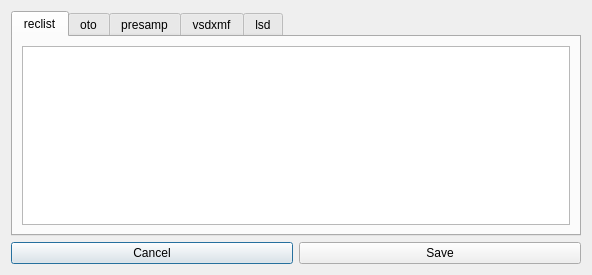
RibosomeK/new_cvvc_generator, file ui_files/preview_dialog.ui: the form before one commit.
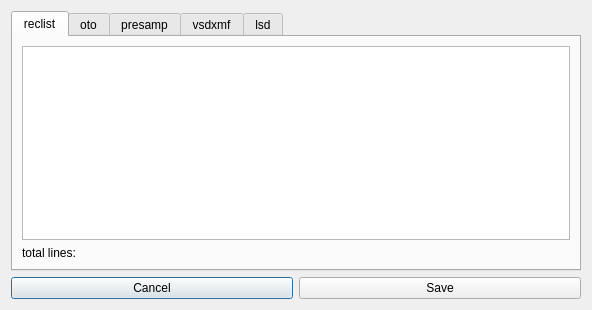
The form after the commit.

Diff of the .ui file:
```diff
--- a/ui_files/preview_dialog.ui
+++ b/ui_files/preview_dialog.ui
@@ -7,7 +7,7 @@
     <x>0</x>
     <y>0</y>
     <width>592</width>
-    <height>275</height>
+    <height>310</height>
    </rect>
   </property>
   <property name="windowTitle">
@@ -37,6 +37,13 @@
          </property>
         </widget>
        </item>
+       <item>
+        <widget class="QLabel" name="reclist_number_label">
+         <property name="text">
+          <string>total lines: </string>
+         </property>
+        </widget>
+       </item>
       </layout>
      </widget>
      <widget class="QWidget" name="oto_tab">
```
Left out of the diff: 14 changed lines with no effect on the pictures.
